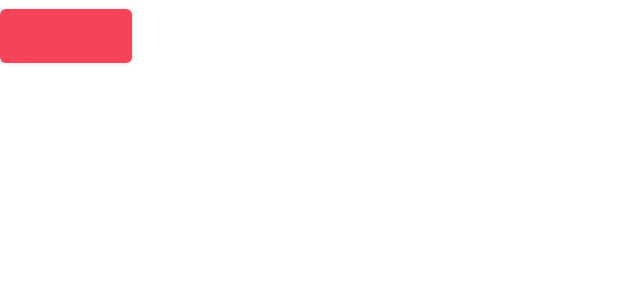
After one commit to Nekobitlz/Nimble_Torrent, an Android app: the layout fragment_downloads.xml on its own in the app's theme, with its tools: preview values and no code run, on a phone screen of 412 x 824 dp. The commit adds this screen. Shown: the top 300 px of the screen. Run offline under Robolectric (Android 15) with nearby library versions, the phone set to English and light mode, and no system bars.

Commit message:
Start implementing the download screen

```diff
--- /dev/null
+++ b/app/src/main/res/layout/fragment_downloads.xml
@@ -0,0 +1,30 @@
+<?xml version="1.0" encoding="utf-8"?>
+<LinearLayout xmlns:android="http://schemas.android.com/apk/res/android"
+    android:layout_width="match_parent"
+    android:layout_height="match_parent"
+    android:orientation="vertical">
+
+    <Button
+        android:id="@+id/btn_start"
+        android:layout_width="wrap_content"
+        android:layout_height="wrap_content"/>
+
+    <androidx.core.widget.ContentLoadingProgressBar
+        android:id="@+id/progressBar"
+        android:layout_width="278dp"
+        android:layout_height="59dp" />
+
+   <!-- <androidx.swiperefreshlayout.widget.SwipeRefreshLayout
+        android:id="@+id/srl_downloads"
+        android:layout_width="match_parent"
+        android:layout_height="match_parent">
+
+        <androidx.recyclerview.widget.RecyclerView
+            android:id="@+id/rv_downloads"
+            android:layout_width="match_parent"
+            android:layout_height="match_parent"
+            android:scrollbars="vertical" />
+
+    </androidx.swiperefreshlayout.widget.SwipeRefreshLayout>
+    -->
+</LinearLayout>
```
Also changed, not shown: app/src/main/java/com/nekobitlz/nimble_torrent/views/fragments/downloads/DownloadsAdapter.kt (added, +19 -0 lines), app/src/main/java/com/nekobitlz/nimble_torrent/views/fragments/downloads/DownloadsContract.kt (added, +20 -0 lines), app/src/main/java/com/nekobitlz/nimble_torrent/views/fragments/downloads/DownloadsFragment.kt (+73 -1 lines), app/src/main/java/com/nekobitlz/nimble_torrent/views/fragments/downloads/DownloadsPresenter.kt (added, +60 -0 lines).
